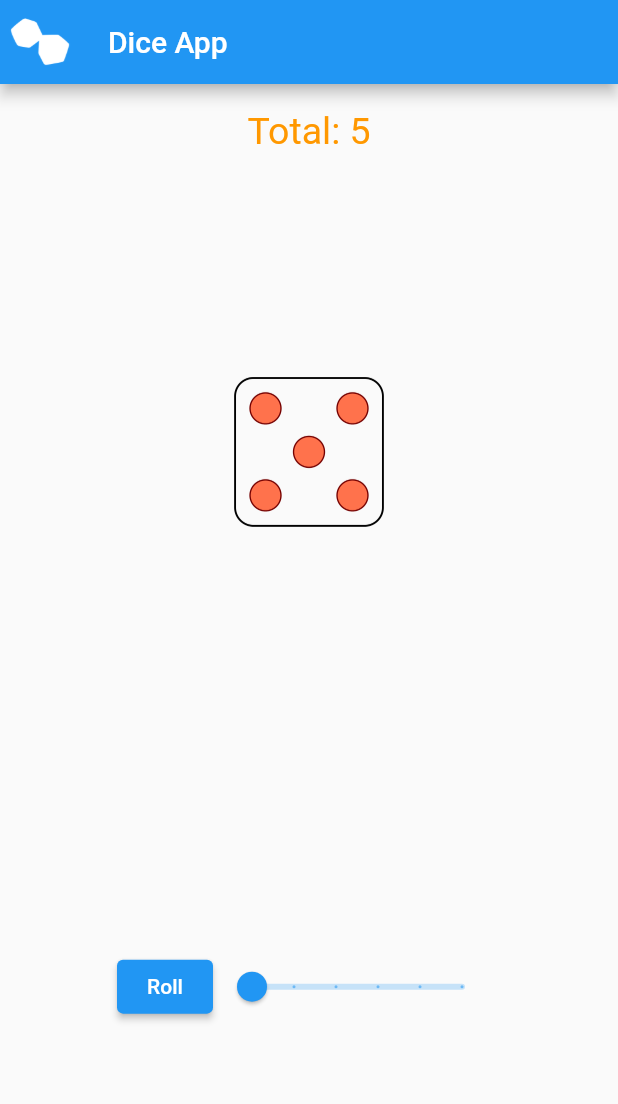
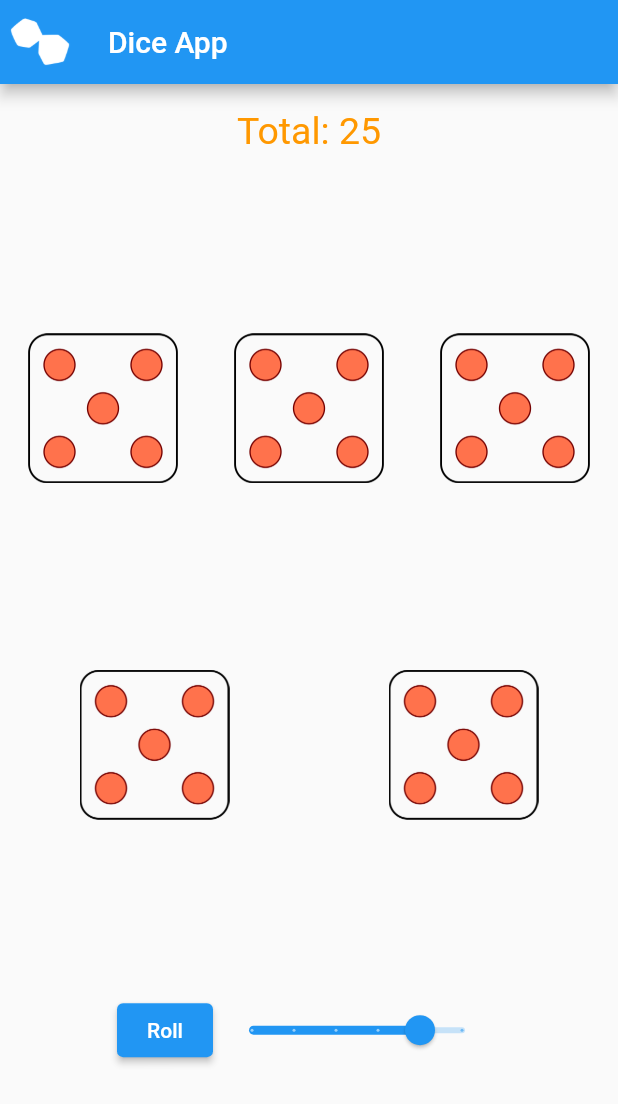
Before and after one commit to Chris1180/dice_app, a Flutter app: the screen it shows after launch, after a tap on "Roll", on a phone screen of 412 x 824 dp. Shown: the top 1104 px of the screen. Run offline on Flutter 3.47's test engine with Material 2 defaults, Android fonts, the phone set to English and light mode, and no system bars; our stand-ins replace bloc, flutter_bloc.

Commit message:
Bloc solution implementation

```diff
--- /dev/null
+++ b/lib/bloc/diceapp.bloc.rolldice.dart
@@ -0,0 +1,49 @@
+import 'dart:math';
+
+import 'package:bloc/bloc.dart';
+
+enum DiceEvent {ALLDICE, ONEDICE}
+
+class DiceAppStateBloc {
+  List<int> dices = [1, 2, 3, 4, 5, 6];
+  int total = 15;
+  int numberOfDice = 5;
+  int diceNumber;
+}
+
+class RollDiceBloc extends Bloc<DiceEvent, DiceAppStateBloc> {
+
+  RollDiceBloc({DiceAppStateBloc initialState}) : super(initialState);
+
+
+  @override
+  Stream<DiceAppStateBloc> mapEventToState(DiceEvent event) async* {
+
+    switch (event){
+      case DiceEvent.ALLDICE:
+        DiceAppStateBloc newstate = DiceAppStateBloc();
+        newstate.numberOfDice = state.numberOfDice;
+        newstate.total=0;
+        for(int i=0; i<newstate.numberOfDice; i++){
+          newstate.dices[i] = Random().nextInt(6) + 1;
+          newstate.total = newstate.total + newstate.dices[i];
+        }
+        yield newstate;
+        break;
+
+        case DiceEvent.ONEDICE:
+          DiceAppStateBloc newstate = DiceAppStateBloc();
+          newstate.dices = state.dices;
+          newstate.total = 0;
+          newstate.numberOfDice = state.numberOfDice;
+          newstate.diceNumber = state.diceNumber;
+          newstate.dices[state.diceNumber] = Random().nextInt(6) + 1;
+          for(int i=0; i<newstate.numberOfDice; i++){
+            newstate.total = newstate.total + newstate.dices[i];
+          }
+        yield newstate;
+        break;
+    }
+  }
+
+}
--- a/lib/diceapp.bloc.page.dart
+++ b/lib/diceapp.bloc.page.dart
@@ -1,13 +1,10 @@
-import 'dart:math';
 import 'package:flutter/material.dart';
 import 'package:flutter_bloc/flutter_bloc.dart';
 
-import 'diceapp.bloc.rolldice.dart';
+import 'bloc/diceapp.bloc.rolldice.dart';
 
 class DiceAppBlocPage extends StatelessWidget {
-  List<int> numbers = [1, 2, 3, 4, 5, 6];
-  double _currentSliderValue = 6;
-  int total = 1;
+  double _currentSliderValue = 5;
 
   @override
   Widget build(BuildContext context) {
@@ -18,49 +15,45 @@ class DiceAppBlocPage extends StatelessWidget {
           ),
           title: Text("Dice App"),
         ),
-        body: Column(
+        body: BlocBuilder<RollDiceBloc, DiceAppStateBloc>(
+          builder: (context, state) {
+            return Column(
               mainAxisAlignment: MainAxisAlignment.spaceBetween,
               children: [
                 SizedBox(
                     child: Text(
-                "Total: $total",
-                style: TextStyle(height: 2, color: Colors.orange, fontSize: 25),
+                      "Total: ${state.total}",
+                      style: TextStyle(
+                          height: 2, color: Colors.orange, fontSize: 25),
                     ),
                 ),
                 Row(
                   mainAxisAlignment: MainAxisAlignment.spaceAround,
                   children: [
-                for (int z = 1; z <= _currentSliderValue && z <= 3; z++)
-                  BlocBuilder<RollDiceBloc, List<int>> (
-                      builder: (context, state) {
-                        print('valeur de state : $state');
-
-                        //String imageLink;
-                        //imageLink = "images/dice-png-${state[z - 1]}.png";
-                        //state = numbers[z - 1];
-                    return IconButton(
-                      icon:
-                          Image.asset("images/dice-png-${state[z - 1]}.png", ),
+                    for (int z = 1; z <= state.numberOfDice && z <= 3; z++)
+                      IconButton(
+                        icon: Image.asset(
+                          "images/dice-png-${state.dices[z - 1]}.png",
+                        ),
                         iconSize: 100,
                         onPressed: () {
-                        //print('valeur de state : $state');
-                        print('valeur de state[z-1] : ${state[z - 1]}');
-                        context.read<RollDiceBloc>().add(BlocInstruction.ONEDICE);
+                          state.diceNumber = z - 1;
+                          context.read<RollDiceBloc>().add(DiceEvent.ONEDICE);
                         },
-                      );
-                      }
-                  ),
+                      )
                   ],
                 ),
                 Row(
                   mainAxisAlignment: MainAxisAlignment.spaceAround,
                   children: [
-                for (int z = 4; z <= _currentSliderValue; z++)
+                    for (int z = 4; z <= state.numberOfDice; z++)
                       IconButton(
-                    icon: Image.asset("images/dice-png-${numbers[z - 1]}.png"),
+                        icon: Image.asset(
+                            "images/dice-png-${state.dices[z - 1]}.png"),
                         iconSize: 100,
                         onPressed: () {
-                      ;
+                          state.diceNumber = z - 1;
+                          context.read<RollDiceBloc>().add(DiceEvent.ONEDICE);
                         },
                       )
                   ],
@@ -68,7 +61,13 @@ class DiceAppBlocPage extends StatelessWidget {
                 Row(
                   mainAxisAlignment: MainAxisAlignment.center,
                   children: [
-                ElevatedButton(onPressed: () => {context.read<RollDiceBloc>().add(BlocInstruction.ALLDICE)}, child: Text("Roll")),
+                    ElevatedButton(
+                        onPressed: () => {
+                              context
+                                  .read<RollDiceBloc>()
+                                  .add(DiceEvent.ALLDICE)
+                            },
+                        child: Text("Roll")),
                     Slider(
                       value: _currentSliderValue,
                       min: 1,
@@ -77,7 +76,8 @@ class DiceAppBlocPage extends StatelessWidget {
                       label: _currentSliderValue.round().toString(),
                       onChanged: (double value) {
                         _currentSliderValue = value;
-                    //rollTheDice(0);
+                        state.numberOfDice = value.toInt();
+                        context.read<RollDiceBloc>().add(DiceEvent.ALLDICE);
                       },
                     ),
                   ],
@@ -86,6 +86,8 @@ class DiceAppBlocPage extends StatelessWidget {
                   height: 5,
                 )
               ],
+            );
+          },
         ));
   }
 }
--- a/lib/diceapp.bloc.rolldice.dart
+++ /dev/null
@@ -1,31 +0,0 @@
-import 'dart:math';
-
-import 'package:bloc/bloc.dart';
-
-enum BlocInstruction {ALLDICE, ONEDICE}
-
-class RollDiceBloc extends Bloc<BlocInstruction, List<int>> {
-  RollDiceBloc(state) : super(state);
-  int total = 666;
-
-  @override
-  Stream<List<int>> mapEventToState(BlocInstruction event) async* {
-    //List<int> numbers;
-    switch (event){
-      case BlocInstruction.ALLDICE:
-        for(int i=0; i<6; i++){
-          state[i] = Random().nextInt(6) + 1;
-          total = total + state[i];
-        }
-        print("execution du bloc, valeur de state: $state");
-        yield state;
-        break;
-      case BlocInstruction.ONEDICE:
-        print("execution du bloc, valeur de state: $state");
-        //print("execution du bloc, valeur de z: $z");
-        yield state;
-        break;
-    }
-  }
-
-}
--- a/lib/main.dart
+++ b/lib/main.dart
@@ -5,12 +5,12 @@ import 'package:flutter/material.dart';
 import 'package:flutter_bloc/flutter_bloc.dart';
 import 'package:provider/provider.dart';
 
-import 'diceapp.bloc.rolldice.dart';
+import 'bloc/diceapp.bloc.rolldice.dart';
 import 'diceapp.provider.page.dart';
 
 
 void main() {
-  runApp(DiceAppProvider());
+  runApp(DiceAppBloc());
 }
 
 ///      Provider part
@@ -30,15 +30,18 @@ class DiceAppProvider extends StatelessWidget {
   }
 }
 
+
 ///////////////// Bloc part
 
 
-class DiceApp extends StatelessWidget {
+class DiceAppBloc extends StatelessWidget {
   @override
   Widget build(BuildContext context) {
     return MultiBlocProvider(
       providers: [
-        BlocProvider(create: (context)=>RollDiceBloc([1, 5, 3, 4, 5, 6]))
+        BlocProvider(create: (context)=>RollDiceBloc(
+            initialState: DiceAppStateBloc()),
+        )
       ],
       child: MaterialApp(
         debugShowCheckedModeBanner: false,
```
Lines whose indentation alone changed are shown as unchanged.
